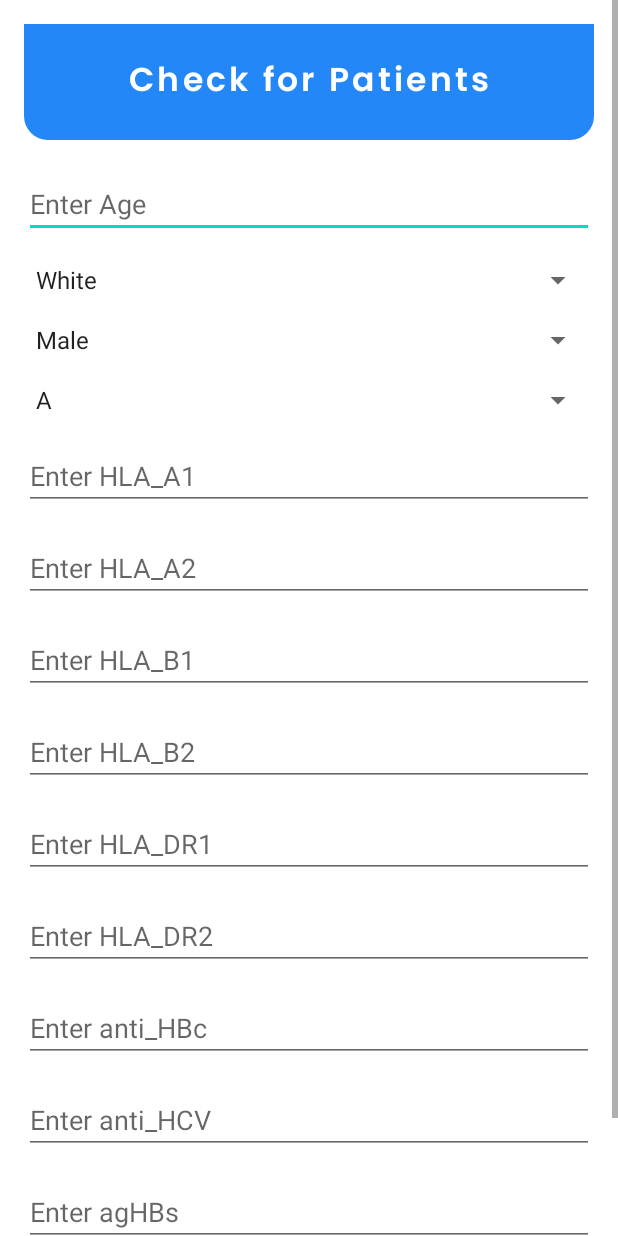
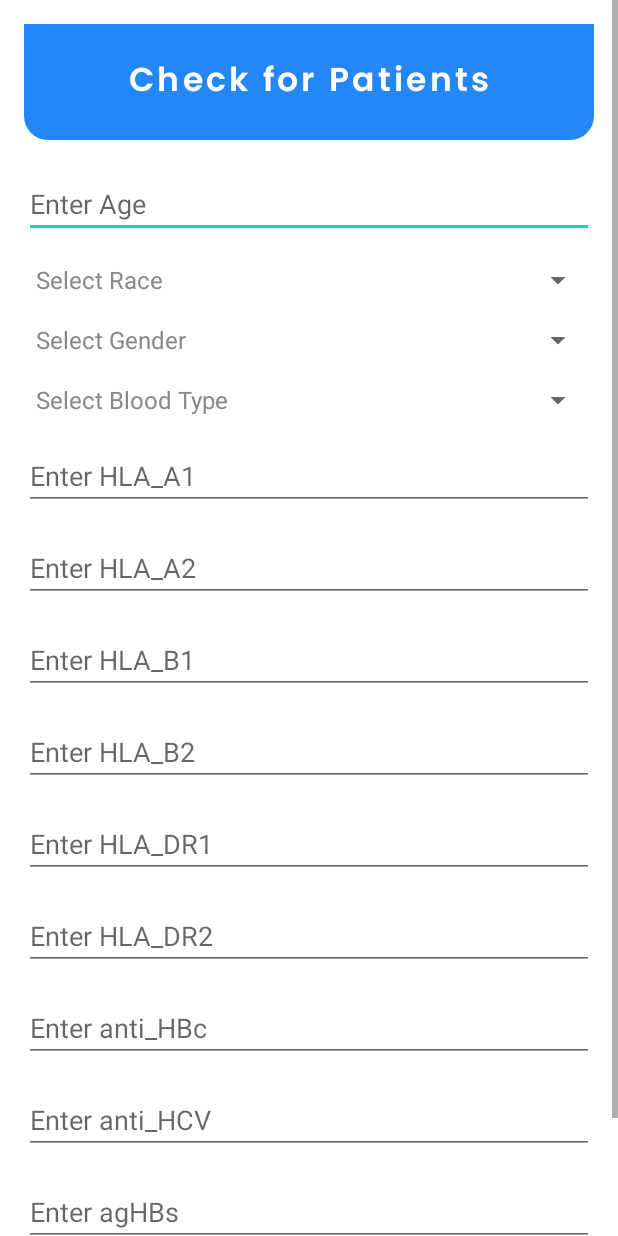
Before and after one commit to shehancg/KidneyApp, an Android app: the MainActivity screen opened directly, with no data from a screen before it, on a phone screen of 412 x 824 dp. Run offline under Robolectric (Android 15) with nearby library versions, the phone set to English and light mode, and no system bars; our stand-ins replace Volley; network calls fail.

Commit message:
UI changes

```diff
--- a/app/src/main/java/com/example/kidneyapp/MainActivity.java
+++ b/app/src/main/java/com/example/kidneyapp/MainActivity.java
@@ -4,14 +4,17 @@ import androidx.appcompat.app.AppCompatActivity;
 
 import android.app.ProgressDialog;
 import android.content.Intent;
+import android.graphics.Color;
 import android.os.Bundle;
 import android.text.TextUtils;
 import android.util.Log;
 import android.view.View;
+import android.view.ViewGroup;
 import android.widget.ArrayAdapter;
 import android.widget.Button;
 import android.widget.EditText;
 import android.widget.Spinner;
+import android.widget.TextView;
 import android.widget.Toast;
 
 import com.android.volley.Request;
@@ -64,23 +67,26 @@ public class MainActivity extends AppCompatActivity {
 
         // Create ArrayLists of SpinnerItem objects for each Spinner
         ArrayList<SpinnerItem> spinnerItems1 = new ArrayList<>();
+        spinnerItems1.add(new SpinnerItem("Select Race", ""));
         spinnerItems1.add(new SpinnerItem("White", 2)); // Replace with your item names and values
         spinnerItems1.add(new SpinnerItem("Brown", 1));
         spinnerItems1.add(new SpinnerItem("Black", 0));
         spinnerItems1.add(new SpinnerItem("Asian", 3));
 
         ArrayList<SpinnerItem> spinnerItems2 = new ArrayList<>();
+        spinnerItems2.add(new SpinnerItem("Select Gender", ""));
         spinnerItems2.add(new SpinnerItem("Male", 1)); // Replace with your item names and values
         spinnerItems2.add(new SpinnerItem("Female", 0));
 
         ArrayList<SpinnerItem> spinnerItems3 = new ArrayList<>();
+        spinnerItems3.add(new SpinnerItem("Select Blood Type", ""));
         spinnerItems3.add(new SpinnerItem("A", 0)); // Replace with your item names and values
         spinnerItems3.add(new SpinnerItem("B", 2));
         spinnerItems3.add(new SpinnerItem("AB", 1));
         spinnerItems3.add(new SpinnerItem("O", 3));
 
         // Create ArrayAdapter instances for each Spinner using the common model class
-        ArrayAdapter<SpinnerItem> adapter1 = new ArrayAdapter<>(
+        /*ArrayAdapter<SpinnerItem> adapter1 = new ArrayAdapter<>(
                 this,
                 android.R.layout.simple_spinner_item,
                 spinnerItems1
@@ -96,7 +102,12 @@ public class MainActivity extends AppCompatActivity {
                 this,
                 android.R.layout.simple_spinner_item,
                 spinnerItems3
-        );
+        );*/
+
+        // Create ArrayAdapter instances for all Spinners using the common model class
+        ArrayAdapter<SpinnerItem> adapter1 = createSpinnerAdapter(spinnerItems1);
+        ArrayAdapter<SpinnerItem> adapter2 = createSpinnerAdapter(spinnerItems2);
+        ArrayAdapter<SpinnerItem> adapter3 = createSpinnerAdapter(spinnerItems3);
 
         // Specify the layout to use when the list of choices appears
         adapter1.setDropDownViewResource(android.R.layout.simple_spinner_dropdown_item);
@@ -122,7 +133,11 @@ public class MainActivity extends AppCompatActivity {
                     TextUtils.isEmpty(editText9.getText().toString()) ||
                     TextUtils.isEmpty(editText10.getText().toString());
 
-            if (isAnyFieldEmpty) {
+            boolean isAnySpinnerEmpty = spinner1.getSelectedItemPosition() == 0 ||
+                    spinner2.getSelectedItemPosition() == 0 ||
+                    spinner3.getSelectedItemPosition() == 0;
+
+            if (isAnyFieldEmpty || isAnySpinnerEmpty) {
                 // Display a single error message if any field is empty
                 Toast.makeText(MainActivity.this, "All fields are required", Toast.LENGTH_SHORT).show();
                 return; // Exit the click event handler
@@ -203,4 +218,43 @@ public class MainActivity extends AppCompatActivity {
             requestQueue.add(request);
         });
     }
+
+    // Create a common method to configure the ArrayAdapter
+    private ArrayAdapter<SpinnerItem> createSpinnerAdapter(ArrayList<SpinnerItem> items) {
+        return new ArrayAdapter<SpinnerItem>(
+                this,
+                android.R.layout.simple_spinner_item,
+                items
+        ){
+            @Override
+            public View getView(int position, View convertView, ViewGroup parent) {
+                View view = super.getView(position, convertView, parent);
+                TextView textView = view.findViewById(android.R.id.text1);
+
+                // Modify the text appearance for the hint or label item
+                if (position == 0) {
+                    textView.setTextColor(Color.GRAY); // Change text color for hint
+                } else {
+                    textView.setTextColor(Color.WHITE); // Change text color for selected item
+                }
+
+                return view;
+            }
+
+            @Override
+            public View getDropDownView(int position, View convertView, ViewGroup parent) {
+                View view = super.getDropDownView(position, convertView, parent);
+                TextView textView = view.findViewById(android.R.id.text1);
+
+                // Modify the text appearance for the hint or label item
+                if (position == 0) {
+                    textView.setTextColor(Color.GRAY); // Change text color for hint
+                } else {
+                    textView.setTextColor(Color.WHITE); // Change text color for other items
+                }
+
+                return view;
+            }
+        };
+    }
 }
--- a/app/src/main/res/layout/recyclerview_item.xml
+++ b/app/src/main/res/layout/recyclerview_item.xml
@@ -74,6 +74,7 @@
                                     android:layout_width="wrap_content"
                                     android:layout_height="wrap_content"
                                     android:text="ID: "
+                                    android:textColor="@color/white"
                                     android:textSize="18sp" />
 
                                 <LinearLayout
@@ -117,6 +118,7 @@
                                         android:layout_width="wrap_content"
                                         android:layout_height="wrap_content"
                                         android:text="Compatibility Score: "
+                                        android:textColor="@color/white"
                                         android:textSize="18sp" />
 
 
```
